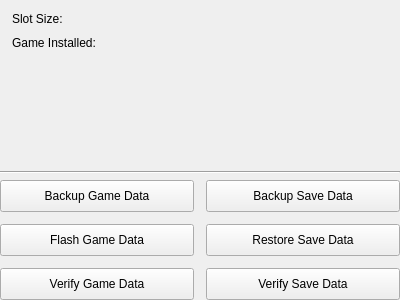
Above: src/ui/qt/detail/fm_cartridge_slot_widget.ui from TheFlav/Flash-Masta-Desktop before the change. Below: the same form after it.
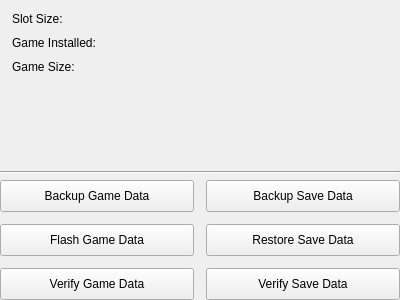
That is the form after the change.

Commit message: Added game size to wonderswan slot information

```diff
--- a/src/ui/qt/detail/fm_cartridge_slot_widget.ui
+++ b/src/ui/qt/detail/fm_cartridge_slot_widget.ui
@@ -86,6 +86,20 @@
        </property>
       </widget>
      </item>
+     <item row="2" column="0">
+      <widget class="QLabel" name="slotInfoGameSizeLabel">
+       <property name="text">
+        <string>Game Size:</string>
+       </property>
+      </widget>
+     </item>
+     <item row="2" column="1">
+      <widget class="QLabel" name="slotInfoGameSizeOutputLabel">
+       <property name="text">
+        <string/>
+       </property>
+      </widget>
+     </item>
     </layout>
    </item>
    <item>
```
The commit also changes 4 other files.
